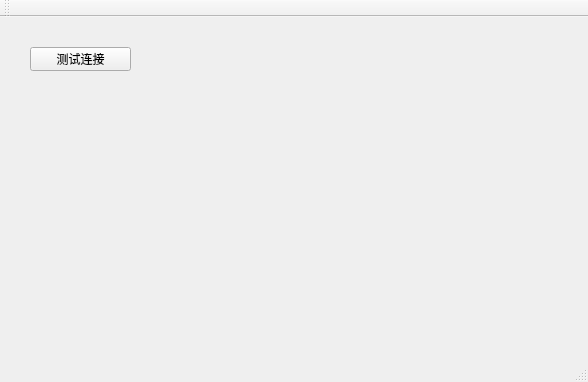
First picture: the form in Qt_Remote/Qt_Remote.ui, repository 91xrz/Qt_Remote, before the edit.
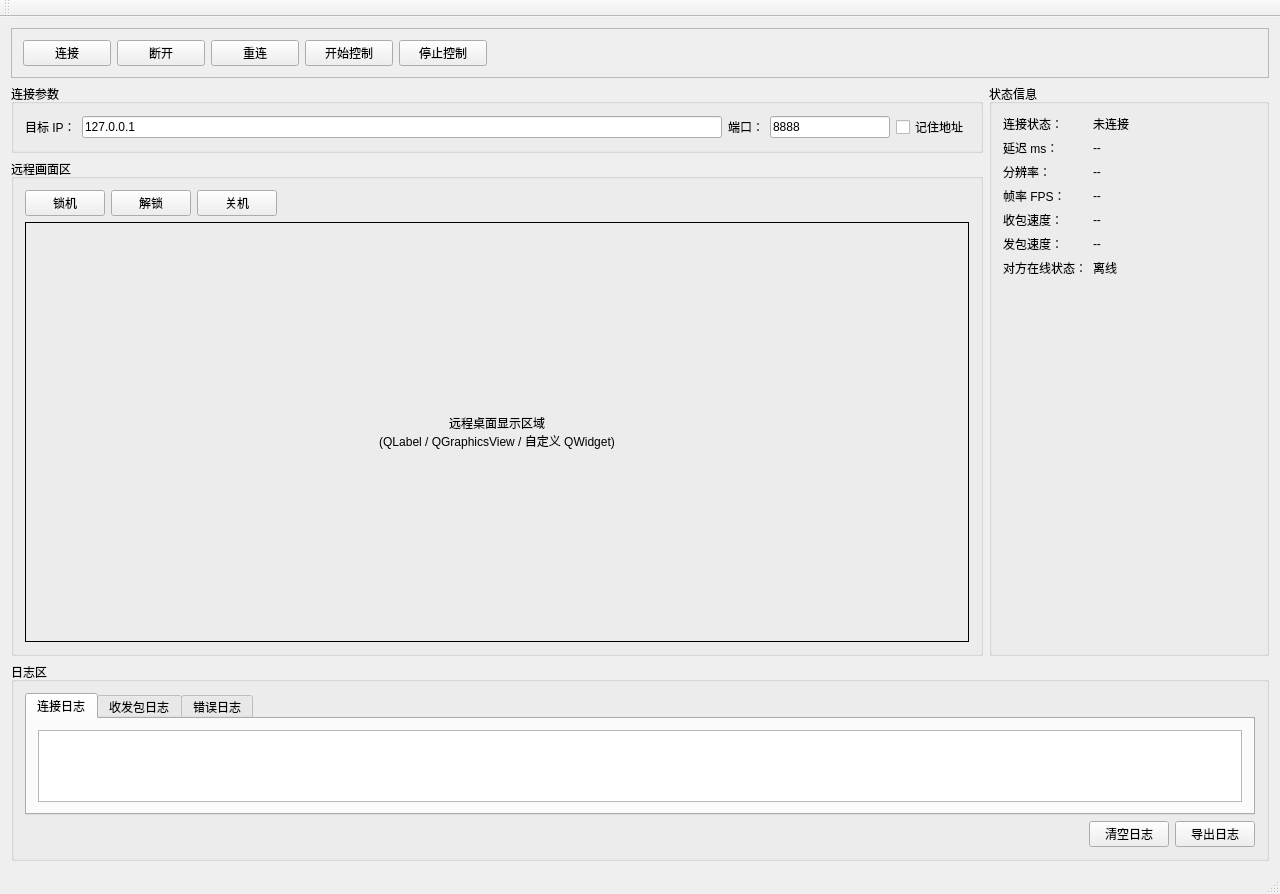
Second picture: the form after the edit.

Commit message: 实现Qt远程控制主界面布局与基础交互

```diff
--- a/Qt_Remote/Qt_Remote.ui
+++ b/Qt_Remote/Qt_Remote.ui
@@ -6,27 +6,443 @@
    <rect>
     <x>0</x>
     <y>0</y>
-    <width>588</width>
-    <height>382</height>
+    <width>1280</width>
+    <height>860</height>
    </rect>
   </property>
   <property name="windowTitle">
    <string>Qt_Remote</string>
   </property>
   <widget class="QWidget" name="centralWidget">
-   <widget class="QPushButton" name="pushButton">
-    <property name="geometry">
-     <rect>
-      <x>30</x>
-      <y>30</y>
-      <width>101</width>
-      <height>24</height>
-     </rect>
-    </property>
-    <property name="text">
-     <string>测试连接</string>
-    </property>
-   </widget>
+   <layout class="QVBoxLayout" name="verticalLayoutMain">
+    <item>
+     <widget class="QFrame" name="topToolbarFrame">
+      <property name="frameShape">
+       <enum>QFrame::StyledPanel</enum>
+      </property>
+      <layout class="QHBoxLayout" name="horizontalLayoutToolbar">
+       <item>
+        <widget class="QPushButton" name="btnConnect">
+         <property name="minimumSize">
+          <size>
+           <width>88</width>
+           <height>0</height>
+          </size>
+         </property>
+         <property name="text">
+          <string>连接</string>
+         </property>
+        </widget>
+       </item>
+       <item>
+        <widget class="QPushButton" name="btnDisconnect">
+         <property name="minimumSize">
+          <size>
+           <width>88</width>
+           <height>0</height>
+          </size>
+         </property>
+         <property name="text">
+          <string>断开</string>
+         </property>
+        </widget>
+       </item>
+       <item>
+        <widget class="QPushButton" name="btnReconnect">
+         <property name="minimumSize">
+          <size>
+           <width>88</width>
+           <height>0</height>
+          </size>
+         </property>
+         <property name="text">
+          <string>重连</string>
+         </property>
+        </widget>
+       </item>
+       <item>
+        <widget class="QPushButton" name="btnStartControl">
+         <property name="minimumSize">
+          <size>
+           <width>88</width>
+           <height>0</height>
+          </size>
+         </property>
+         <property name="text">
+          <string>开始控制</string>
+         </property>
+        </widget>
+       </item>
+       <item>
+        <widget class="QPushButton" name="btnStopControl">
+         <property name="minimumSize">
+          <size>
+           <width>88</width>
+           <height>0</height>
+          </size>
+         </property>
+         <property name="text">
+          <string>停止控制</string>
+         </property>
+        </widget>
+       </item>
+       <item>
+        <spacer name="horizontalSpacerToolbar">
+         <property name="orientation">
+          <enum>Qt::Horizontal</enum>
+         </property>
+         <property name="sizeHint" stdset="0">
+          <size>
+           <width>40</width>
+           <height>20</height>
+          </size>
+         </property>
+        </spacer>
+       </item>
+      </layout>
+     </widget>
+    </item>
+    <item>
+     <layout class="QHBoxLayout" name="horizontalLayoutCenter">
+      <item>
+       <layout class="QVBoxLayout" name="verticalLayoutLeftPanel">
+        <item>
+         <widget class="QGroupBox" name="groupConnectionParams">
+          <property name="title">
+           <string>连接参数</string>
+          </property>
+          <layout class="QGridLayout" name="gridLayoutConnection">
+           <item row="0" column="0">
+            <widget class="QLabel" name="labelTargetIp">
+             <property name="text">
+              <string>目标 IP：</string>
+             </property>
+            </widget>
+           </item>
+           <item row="0" column="1">
+            <widget class="QLineEdit" name="lineEditTargetIp">
+             <property name="placeholderText">
+              <string>例如：192.168.1.100</string>
+             </property>
+             <property name="text">
+              <string>127.0.0.1</string>
+             </property>
+            </widget>
+           </item>
+           <item row="0" column="2">
+            <widget class="QLabel" name="labelPort">
+             <property name="text">
+              <string>端口：</string>
+             </property>
+            </widget>
+           </item>
+           <item row="0" column="3">
+            <widget class="QLineEdit" name="lineEditPort">
+             <property name="maximumSize">
+              <size>
+               <width>120</width>
+               <height>16777215</height>
+              </size>
+             </property>
+             <property name="text">
+              <string>8888</string>
+             </property>
+            </widget>
+           </item>
+           <item row="0" column="4">
+            <widget class="QCheckBox" name="checkBoxRememberAddress">
+             <property name="text">
+              <string>记住地址</string>
+             </property>
+            </widget>
+           </item>
+          </layout>
+         </widget>
+        </item>
+        <item>
+         <widget class="QGroupBox" name="groupRemoteView">
+          <property name="title">
+           <string>远程画面区</string>
+          </property>
+          <layout class="QVBoxLayout" name="verticalLayoutRemoteView">
+           <item>
+            <layout class="QHBoxLayout" name="horizontalLayoutRemoteActions">
+             <item>
+              <widget class="QPushButton" name="btnLockMachine">
+               <property name="text">
+                <string>锁机</string>
+               </property>
+              </widget>
+             </item>
+             <item>
+              <widget class="QPushButton" name="btnUnlockMachine">
+               <property name="text">
+                <string>解锁</string>
+               </property>
+              </widget>
+             </item>
+             <item>
+              <widget class="QPushButton" name="btnShutdownMachine">
+               <property name="text">
+                <string>关机</string>
+               </property>
+              </widget>
+             </item>
+             <item>
+              <spacer name="horizontalSpacerRemoteActions">
+               <property name="orientation">
+                <enum>Qt::Horizontal</enum>
+               </property>
+               <property name="sizeHint" stdset="0">
+                <size>
+                 <width>40</width>
+                 <height>20</height>
+                </size>
+               </property>
+              </spacer>
+             </item>
+            </layout>
+           </item>
+           <item>
+            <widget class="QLabel" name="labelRemoteDesktop">
+             <property name="minimumSize">
+              <size>
+               <width>720</width>
+               <height>420</height>
+              </size>
+             </property>
+             <property name="frameShape">
+              <enum>QFrame::Box</enum>
+             </property>
+             <property name="alignment">
+              <set>Qt::AlignCenter</set>
+             </property>
+             <property name="text">
+              <string>远程桌面显示区域
+(QLabel / QGraphicsView / 自定义 QWidget)</string>
+             </property>
+            </widget>
+           </item>
+          </layout>
+         </widget>
+        </item>
+       </layout>
+      </item>
+      <item>
+       <widget class="QGroupBox" name="groupStatusPanel">
+        <property name="minimumSize">
+         <size>
+          <width>280</width>
+          <height>0</height>
+         </size>
+        </property>
+        <property name="title">
+         <string>状态信息</string>
+        </property>
+        <layout class="QFormLayout" name="formLayoutStatus">
+         <item row="0" column="0">
+          <widget class="QLabel" name="labelStatusConnectionTitle">
+           <property name="text">
+            <string>连接状态：</string>
+           </property>
+          </widget>
+         </item>
+         <item row="0" column="1">
+          <widget class="QLabel" name="labelStatusConnectionValue">
+           <property name="text">
+            <string>未连接</string>
+           </property>
+          </widget>
+         </item>
+         <item row="1" column="0">
+          <widget class="QLabel" name="labelLatencyTitle">
+           <property name="text">
+            <string>延迟 ms：</string>
+           </property>
+          </widget>
+         </item>
+         <item row="1" column="1">
+          <widget class="QLabel" name="labelLatencyValue">
+           <property name="text">
+            <string>--</string>
+           </property>
+          </widget>
+         </item>
+         <item row="2" column="0">
+          <widget class="QLabel" name="labelResolutionTitle">
+           <property name="text">
+            <string>分辨率：</string>
+           </property>
+          </widget>
+         </item>
+         <item row="2" column="1">
+          <widget class="QLabel" name="labelResolutionValue">
+           <property name="text">
+            <string>--</string>
+           </property>
+          </widget>
+         </item>
+         <item row="3" column="0">
+          <widget class="QLabel" name="labelFpsTitle">
+           <property name="text">
+            <string>帧率 FPS：</string>
+           </property>
+          </widget>
+         </item>
+         <item row="3" column="1">
+          <widget class="QLabel" name="labelFpsValue">
+           <property name="text">
+            <string>--</string>
+           </property>
+          </widget>
+         </item>
+         <item row="4" column="0">
+          <widget class="QLabel" name="labelRxSpeedTitle">
+           <property name="text">
+            <string>收包速度：</string>
+           </property>
+          </widget>
+         </item>
+         <item row="4" column="1">
+          <widget class="QLabel" name="labelRxSpeedValue">
+           <property name="text">
+            <string>--</string>
+           </property>
+          </widget>
+         </item>
+         <item row="5" column="0">
+          <widget class="QLabel" name="labelTxSpeedTitle">
+           <property name="text">
+            <string>发包速度：</string>
+           </property>
+          </widget>
+         </item>
+         <item row="5" column="1">
+          <widget class="QLabel" name="labelTxSpeedValue">
+           <property name="text">
+            <string>--</string>
+           </property>
+          </widget>
+         </item>
+         <item row="6" column="0">
+          <widget class="QLabel" name="labelPeerOnlineTitle">
+           <property name="text">
+            <string>对方在线状态：</string>
+           </property>
+          </widget>
+         </item>
+         <item row="6" column="1">
+          <widget class="QLabel" name="labelPeerOnlineValue">
+           <property name="text">
+            <string>离线</string>
+           </property>
+          </widget>
+         </item>
+         <item row="7" column="0" colspan="2">
+          <spacer name="verticalSpacerStatus">
+           <property name="orientation">
+            <enum>Qt::Vertical</enum>
+           </property>
+           <property name="sizeHint" stdset="0">
+            <size>
+             <width>20</width>
+             <height>40</height>
+            </size>
+           </property>
+          </spacer>
+         </item>
+        </layout>
+       </widget>
+      </item>
+     </layout>
+    </item>
+    <item>
+     <widget class="QGroupBox" name="groupLogPanel">
+      <property name="title">
+       <string>日志区</string>
+      </property>
+      <layout class="QVBoxLayout" name="verticalLayoutLogs">
+       <item>
+        <widget class="QTabWidget" name="tabWidgetLogs">
+         <widget class="QWidget" name="tabConnectionLogs">
+          <attribute name="title">
+           <string>连接日志</string>
+          </attribute>
+          <layout class="QVBoxLayout" name="verticalLayoutConnectionLogs">
+           <item>
+            <widget class="QPlainTextEdit" name="plainTextConnectionLogs">
+             <property name="readOnly">
+              <bool>true</bool>
+             </property>
+            </widget>
+           </item>
+          </layout>
+         </widget>
+         <widget class="QWidget" name="tabPacketLogs">
+          <attribute name="title">
+           <string>收发包日志</string>
+          </attribute>
+          <layout class="QVBoxLayout" name="verticalLayoutPacketLogs">
+           <item>
+            <widget class="QPlainTextEdit" name="plainTextPacketLogs">
+             <property name="readOnly">
+              <bool>true</bool>
+             </property>
+            </widget>
+           </item>
+          </layout>
+         </widget>
+         <widget class="QWidget" name="tabErrorLogs">
+          <attribute name="title">
+           <string>错误日志</string>
+          </attribute>
+          <layout class="QVBoxLayout" name="verticalLayoutErrorLogs">
+           <item>
+            <widget class="QPlainTextEdit" name="plainTextErrorLogs">
+             <property name="readOnly">
+              <bool>true</bool>
+             </property>
+            </widget>
+           </item>
+          </layout>
+         </widget>
+        </widget>
+       </item>
+       <item>
+        <layout class="QHBoxLayout" name="horizontalLayoutLogActions">
+         <item>
+          <spacer name="horizontalSpacerLogActions">
+           <property name="orientation">
+            <enum>Qt::Horizontal</enum>
+           </property>
+           <property name="sizeHint" stdset="0">
+            <size>
+             <width>40</width>
+             <height>20</height>
+            </size>
+           </property>
+          </spacer>
+         </item>
+         <item>
+          <widget class="QPushButton" name="btnClearLogs">
+           <property name="text">
+            <string>清空日志</string>
+           </property>
+          </widget>
+         </item>
+         <item>
+          <widget class="QPushButton" name="btnExportLogs">
+           <property name="text">
+            <string>导出日志</string>
+           </property>
+          </widget>
+         </item>
+        </layout>
+       </item>
+      </layout>
+     </widget>
+    </item>
+   </layout>
   </widget>
   <widget class="QMenuBar" name="menuBar">
    <property name="geometry">
```
Left out of the diff: 6 changed lines with no effect on the pictures. The commit also changes 2 other files.
